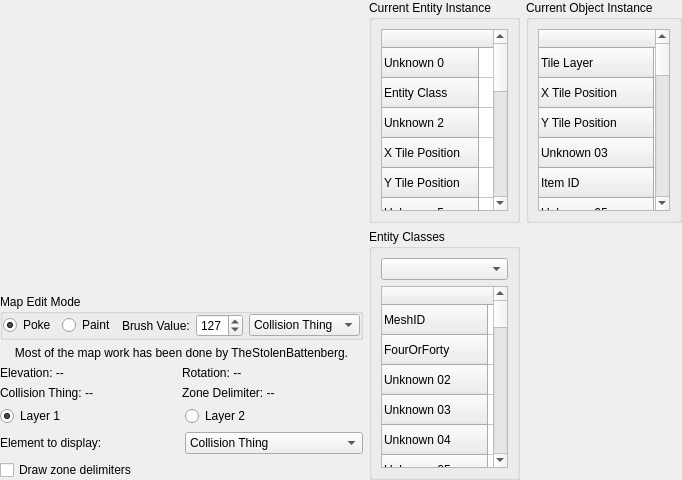
This is Tools/KFModTool/mapeditwidget.ui in IvanDSM/KingsFieldRE as Qt 5 draws it before an edit. The edited form follows.
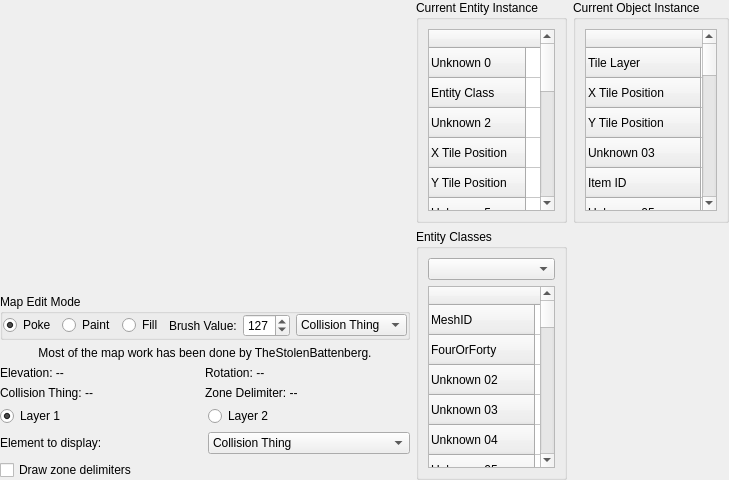
This is the edited form. Icons and pictures are not drawn. Custom widgets are drawn as their Qt base class.

Commit message: KFModTool: Implement fill tool for map editing

```diff
--- a/Tools/KFModTool/mapeditwidget.ui
+++ b/Tools/KFModTool/mapeditwidget.ui
@@ -120,6 +120,13 @@
            </property>
           </widget>
          </item>
+         <item>
+          <widget class="QRadioButton" name="fillModeButton">
+           <property name="text">
+            <string>Fill</string>
+           </property>
+          </widget>
+         </item>
          <item>
           <widget class="QLabel" name="brushLabel">
            <property name="text">
```
The commit also changes 6 other files.
